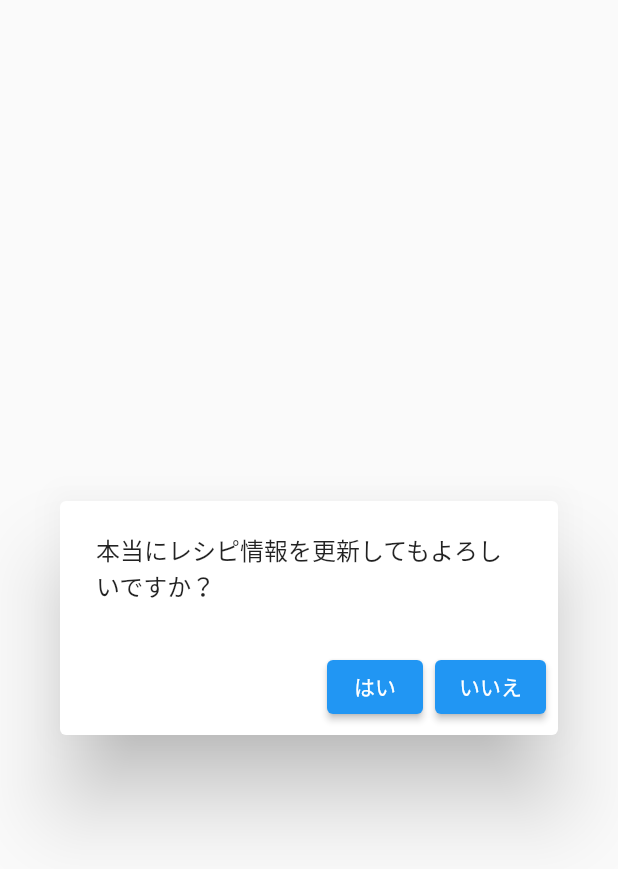
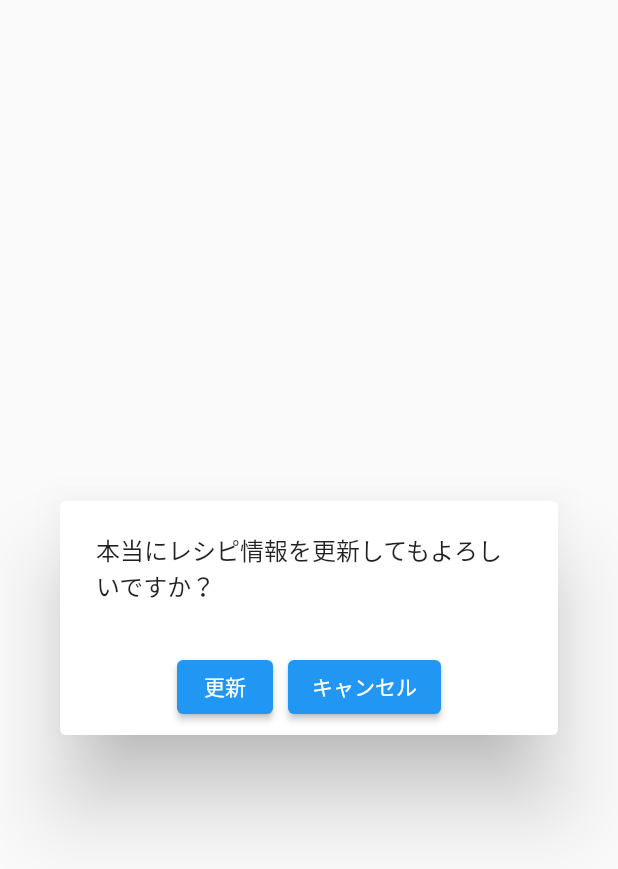
Before and after one commit to yito78/recipe_suggestion, a Flutter app: the WeeklyRecipeModalPage widget shown alone on an empty page, opened directly, on a phone screen of 412 x 824 dp. Shown: the top 869 px of the screen. Run offline on Flutter 3.47's test engine with Material 2 defaults, Android fonts, the phone set to English and light mode, and no system bars; our stand-ins replace cloud_firestore, firebase_analytics, firebase_core, flutter_riverpod, riverpod_annotation; accounts and stored records are empty; generated files the repository leaves out were written again.

Commit message:
issue #30 更新ボタンのアクション処理追加

```diff
--- a/lib/view/weekly_recipe_modal_page.dart
+++ b/lib/view/weekly_recipe_modal_page.dart
@@ -6,18 +6,21 @@ class WeeklyRecipeModalPage extends StatelessWidget {
   @override
   Widget build(BuildContext context) {
     return AlertDialog(
-      content: Text("本当にレシピ情報を更新してもよろしいですか？"),
+      content: const Text("本当にレシピ情報を更新してもよろしいですか？"),
       actions: [
-        ElevatedButton(
-          onPressed: () {
-            // TODO データ更新処理
-            onPressed: () => Navigator.of(context).pop();
-          },
-          child: const Text("はい"),
-        ),
-        ElevatedButton(
-          onPressed: () => Navigator.of(context).pop(),
-          child: const Text("いいえ"),
+        Row(
+          mainAxisAlignment: MainAxisAlignment.center,
+          children: [
+            ElevatedButton(
+              onPressed: () => Navigator.of(context).pop("@@@"),
+              child: const Text("更新"),
+            ),
+            const SizedBox(width: 10.0,),
+            ElevatedButton(
+              onPressed: () => Navigator.of(context).pop(),
+              child: const Text("キャンセル"),
+            ),
+          ],
         ),
       ],
     );
```
Also changed, not shown: lib/view/weekly_recipe_page.dart (+49 -33 lines).
